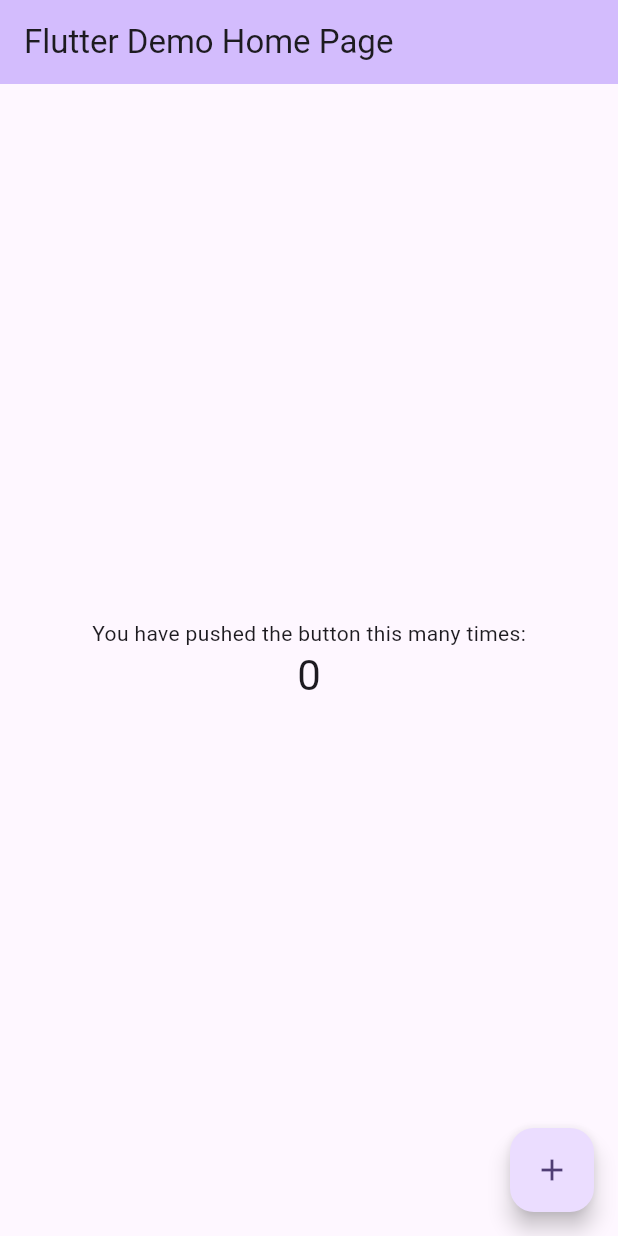
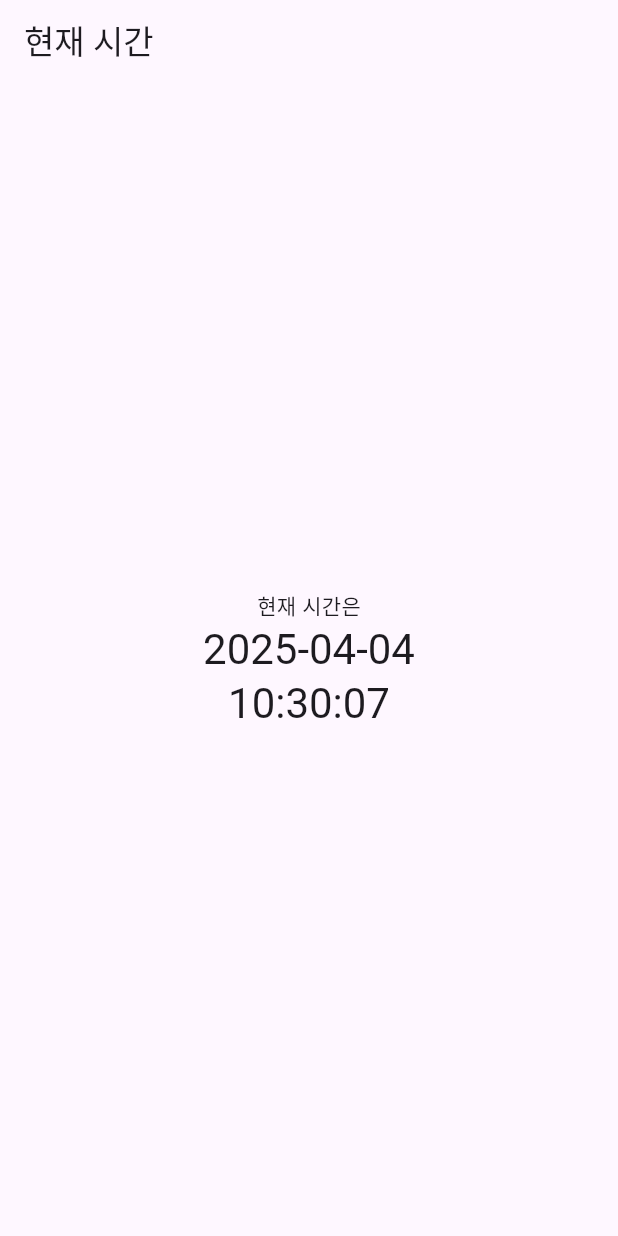
Before and after one commit to gmlwo1201/timer, a Flutter app: the screen it shows after launch, on a phone screen of 412 x 824 dp. Run offline on Flutter 3.47's test engine with Material 3 defaults, Android fonts, the phone set to English and light mode, and no system bars.

```diff
--- a/lib/main.dart
+++ b/lib/main.dart
@@ -1,65 +1,74 @@
+import 'dart:async';
+
 import 'package:flutter/material.dart';
+import 'package:intl/intl.dart';
 
 void main() {
-  runApp(const MyApp());
+  runApp(MyApp());
 }
 
 class MyApp extends StatelessWidget {
-  const MyApp({super.key});
 
   @override
   Widget build(BuildContext context) {
     return MaterialApp(
-      title: 'Flutter Demo',
-      theme: ThemeData(
-        colorScheme: ColorScheme.fromSeed(seedColor: Colors.deepPurple),
-      ),
-      home: const MyHomePage(title: 'Flutter Demo Home Page'),
+      home: ClockScreen(),
     );
   }
 }
 
-class MyHomePage extends StatefulWidget {
-  const MyHomePage({super.key, required this.title});
+class ClockScreen extends StatefulWidget {
+  @override
+  _ClockScreenState createState() => _ClockScreenState();
+}
 
-  final String title;
+class _ClockScreenState extends State<ClockScreen> {
+  late String _currentTime1;
+  late String _currentTime2;
+  late Timer _timer;
 
   @override
-  State<MyHomePage> createState() => _MyHomePageState();
-}
+  void initState() {
+    super.initState();
+    _updateTime();
+    _timer = Timer.periodic(Duration(seconds: 1), (Timer t) => _updateTime());
+    }
 
-class _MyHomePageState extends State<MyHomePage> {
-  int _counter = 0;
 
-  void _incrementCounter() {
+  void _updateTime() {
     setState(() {
-      _counter++;
-    });
+      _currentTime1 = DateFormat('yyyy-MM-dd').format(DateTime.now());
+      _currentTime2 = DateFormat('HH:mm:ss').format(DateTime.now());
+      });
+  }
+
+  @override
+  void dispose() {
+    _timer.cancel();
+    super.dispose();
   }
 
   @override
   Widget build(BuildContext context) {
     return Scaffold(
       appBar: AppBar(
-        backgroundColor: Theme.of(context).colorScheme.inversePrimary,
-        title: Text(widget.title),
+        title: Text("현재 시간")
       ),
       body: Center(
         child: Column(
           mainAxisAlignment: MainAxisAlignment.center,
           children: <Widget>[
-            const Text('You have pushed the button this many times:'),
+            const Text('현재 시간은'),
             Text(
-              '$_counter',
+              _currentTime1,
               style: Theme.of(context).textTheme.headlineMedium,
             ),
+            Text(
+              _currentTime2,
+              style: Theme.of(context).textTheme.headlineMedium,
+            )
           ],
         ),
-      ),
-      floatingActionButton: FloatingActionButton(
-        onPressed: _incrementCounter,
-        tooltip: 'Increment',
-        child: const Icon(Icons.add),
       ),
     );
   }
```
Also changed, not shown: 1 other file.
